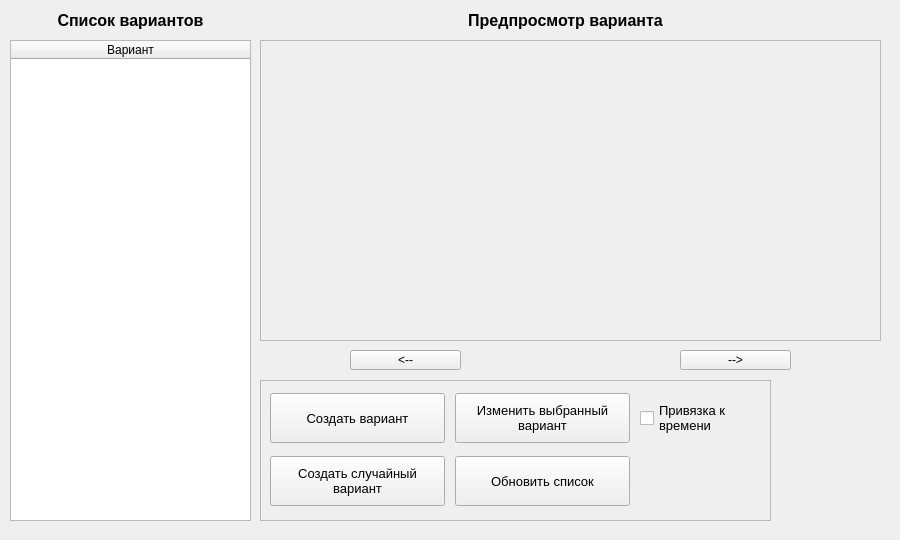
First picture: the form in app/ui/viewExams.ui, repository MrGoldSky/ExamsHelper, before the edit.
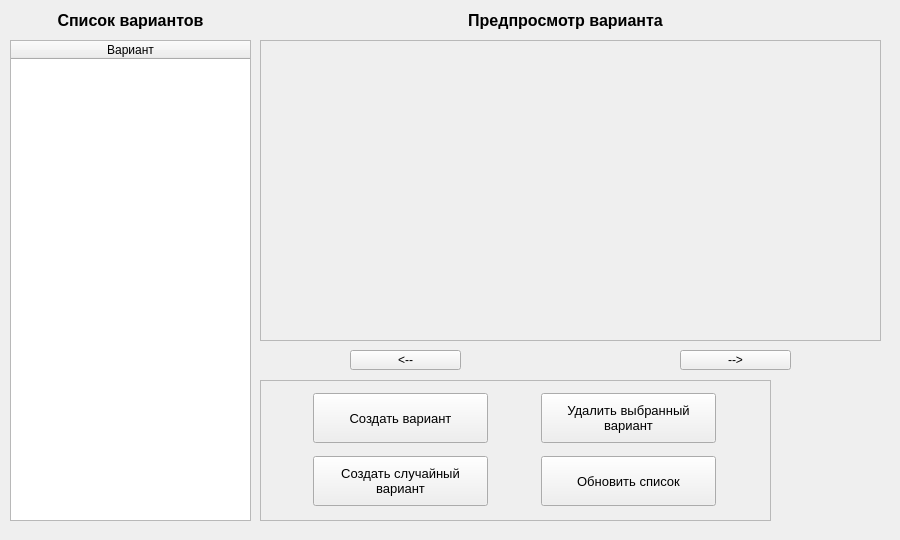
Second picture: the form after the edit.

The edit to the form file:
```diff
--- a/app/ui/viewExams.ui
+++ b/app/ui/viewExams.ui
@@ -193,7 +193,7 @@
         <string notr="true"/>
        </property>
        <property name="text">
-        <string>Изменить выбранный
+        <string>Удалить выбранный
 вариант</string>
        </property>
        <property name="default">
@@ -226,31 +226,6 @@
        </property>
       </widget>
      </item>
-     <item row="0" column="2">
-      <widget class="QCheckBox" name="checkBox">
-       <property name="minimumSize">
-        <size>
-         <width>0</width>
-         <height>50</height>
-        </size>
-       </property>
-       <property name="maximumSize">
-        <size>
-         <width>150</width>
-         <height>50</height>
-        </size>
-       </property>
-       <property name="font">
-        <font>
-         <pointsize>10</pointsize>
-        </font>
-       </property>
-       <property name="text">
-        <string>Привязка к
-времени</string>
-       </property>
-      </widget>
-     </item>
      <item row="0" column="0">
       <widget class="QPushButton" name="create">
        <property name="minimumSize">
```
Left out of the diff: 70 changed lines with no effect on the pictures.
